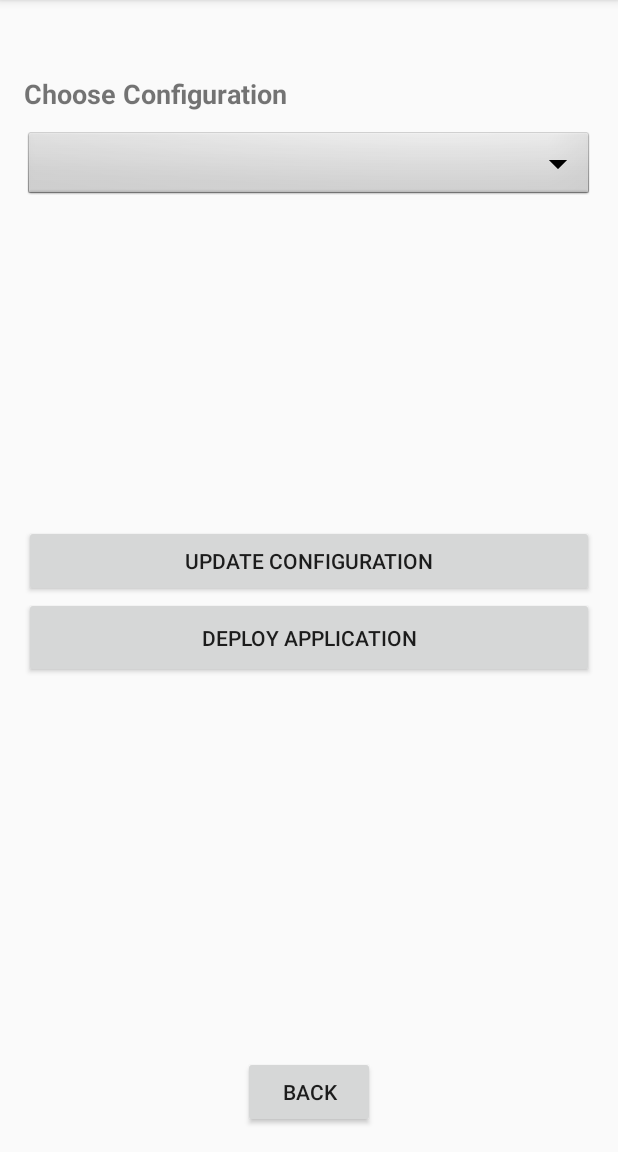
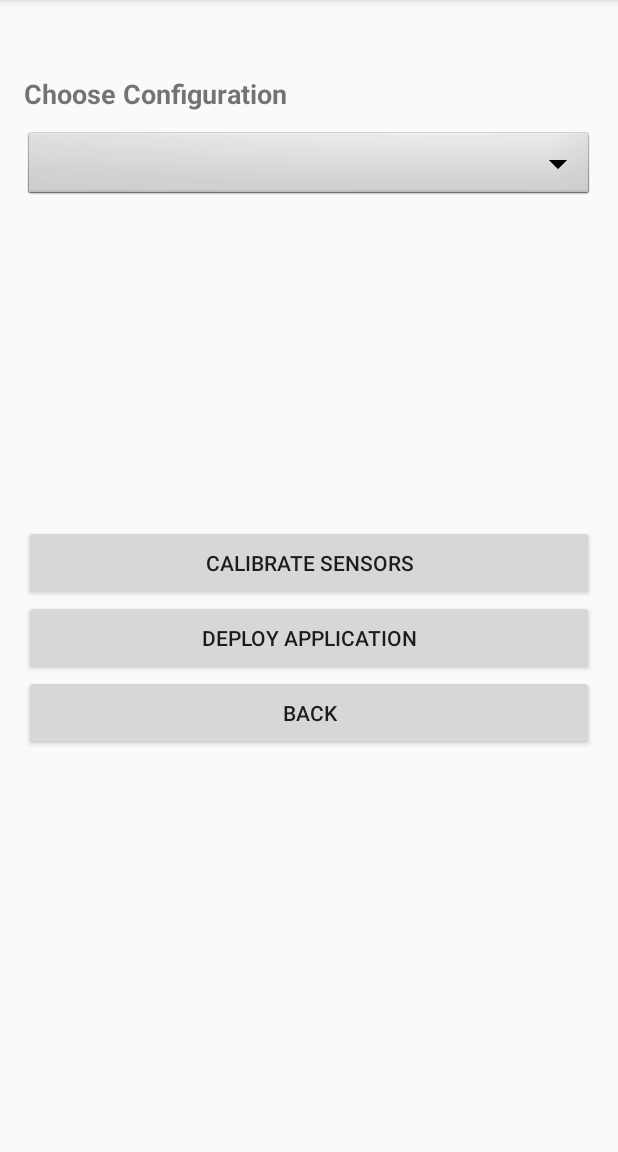
Before and after one commit to 9blue/ad-hoc-building-sensor-devices, an Android app: the ListActivity screen opened directly, with no data from a screen before it, on a phone screen of 412 x 824 dp, the part 84-1236 px from its top. Run offline under Robolectric (Android 15) with nearby library versions, the phone set to English and light mode, and no system bars; our stand-ins replace Firebase (no records; nobody signed in at launch, a user with empty details on screens opened directly); 2 statements that could not run were skipped.

Commit message:
light sensor calibration and camera queue number modification done

```diff
--- a/android/app/src/main/java/ini_google/ad_hoc_building_sensor_devices/mad_hoc/ui/ListActivity.java
+++ b/android/app/src/main/java/ini_google/ad_hoc_building_sensor_devices/mad_hoc/ui/ListActivity.java
@@ -1,7 +1,12 @@
 package ini_google.ad_hoc_building_sensor_devices.mad_hoc.ui;
 
 import android.app.Activity;
+import android.content.Context;
 import android.content.Intent;
+import android.hardware.Sensor;
+import android.hardware.SensorEvent;
+import android.hardware.SensorEventListener;
+import android.hardware.SensorManager;
 import android.os.Bundle;
 import android.support.v7.app.AppCompatActivity;
 import android.view.View;
@@ -23,6 +28,7 @@ import org.json.JSONException;
 import org.json.JSONObject;
 
 import java.util.ArrayList;
+import java.util.Date;
 import java.util.HashMap;
 import java.util.Iterator;
 import java.util.List;
@@ -31,7 +37,7 @@ import java.util.Map;
 import ini_google.ad_hoc_building_sensor_devices.R;
 import ini_google.ad_hoc_building_sensor_devices.mad_hoc.adapters.SensorListAdapter;
 
-public class ListActivity extends AppCompatActivity {
+public class ListActivity extends AppCompatActivity implements SensorEventListener{
     private Activity activity = this;
     SensorListAdapter listAdapter;
     ExpandableListView expListView;
@@ -40,11 +46,15 @@ public class ListActivity extends AppCompatActivity {
     HashMap<String, HashMap<String, List<Parameter>>> record;
     private TextView AppName;
     private String targetSensor = null;
-    private Button deployButton, confirmButton;
+    private Button deployButton, calibrateButton,backButton;
     private Spinner spinner;
+    private SensorManager mSensorManager;
+    private Sensor mSensor;
     private HashMap<String, String> lookupTable;
     private String configData,deviceConfig;
     private FirebaseDatabase database = FirebaseDatabase.getInstance();
+    private int calibrationCount;
+    private float minValue,maxValue,avgValue;
 
 
     @Override
@@ -53,12 +63,14 @@ public class ListActivity extends AppCompatActivity {
         setContentView(R.layout.activity_list);
         AppName = (TextView) findViewById(R.id.appView);
         deployButton = (Button) findViewById(R.id.deployButton);
-        confirmButton = (Button) findViewById(R.id.confirmButton);
+        calibrateButton = (Button) findViewById(R.id.calibrateButton);
         spinner = (Spinner)findViewById(R.id.spinner);
         lookupTable = new HashMap<String, String>();
         record = new HashMap<String, HashMap<String, List<Parameter>>>();
         deviceConfig = "";
         lookupTableInit(lookupTable);
+        mSensorManager = (SensorManager) getSystemService(Context.SENSOR_SERVICE);
+        mSensor = null;calibrationCount = 0;minValue =0 ;maxValue=0;avgValue=0;
 
         final Bundle bundle = getIntent().getExtras();
         configData = bundle.get("sensorConfig").toString();
@@ -94,16 +106,12 @@ public class ListActivity extends AppCompatActivity {
             }
         });
 
-        //dropdown.setSelection(((ArrayAdapter<String>)dropdown.getAdapter()).getPosition(items));
-
-        confirmButton.setOnClickListener(new View.OnClickListener() {
+        calibrateButton.setOnClickListener(new View.OnClickListener() {
             @Override
             public void onClick(View v) {
                //use firebase code to update json
-                listAdapter.updateVal();
-                UpdateJson(configData);
-                Toast.makeText(activity, "Value Updated Successfully", Toast.LENGTH_LONG).show();
-                record.put(targetSensor, listDataChild);
+                startCalibration();
+
             }
         });
 
@@ -127,13 +135,69 @@ public class ListActivity extends AppCompatActivity {
                 } else {
                     Toast.makeText(activity, "device configuration is empty", Toast.LENGTH_LONG).show();
                 }
-                // intent.putExtra("instanceID",bundle.get("instanceID").toString());
-                // set data back to firebase
-                // startActivity(intent);
             }
         });
 
     }
+    public void startCalibration(){
+        if(targetSensor.equals("light")){
+            mSensor = mSensorManager.getDefaultSensor(5);
+            mSensorManager.registerListener((SensorEventListener) this,mSensor,100000);
+
+        }
+        mSensor = null;
+    }
+
+    public void onSensorChanged(SensorEvent event) {
+        if (targetSensor.equals("light")) {
+            float sensor_value = event.values[0];
+            if(calibrationCount == 0)
+            {
+                minValue = sensor_value;
+                maxValue = sensor_value;
+                avgValue = sensor_value;
+            }
+                calibrationCount++;
+            if(sensor_value<minValue) minValue = sensor_value;
+            if(sensor_value>maxValue) maxValue = sensor_value;
+            avgValue+=sensor_value;
+
+        }
+        if(calibrationCount == 149)
+        {
+            calibrationCount =0;
+            avgValue = avgValue/150;
+            mSensorManager.unregisterListener(this);
+            setCalibraation();
+        }
+    }
+    public void setCalibraation(){
+
+        if(targetSensor.equals("light")){
+            try {
+                JSONObject lightconfig = (new JSONObject(configData)).getJSONObject("light");
+                lightconfig.put("threshold_upper",Math.round(maxValue));
+                lightconfig.put("threshold_lower",Math.round(minValue));
+                configData = ((new JSONObject(configData)).put("light",lightconfig)).toString();
+
+            } catch (JSONException e) {
+                e.printStackTrace();
+            }
+        }
+        prepareListData(configData);
+        listAdapter.updateVal();
+        UpdateJson(configData);
+        Toast.makeText(activity, "Sensos Calibrated Successfully", Toast.LENGTH_LONG).show();
+        record.put(targetSensor, listDataChild);
+        listAdapter = new SensorListAdapter(activity, targetSensor, listDataChild);
+        expListView.setAdapter(listAdapter);
+
+    }
+    @Override
+    public void onAccuracyChanged(Sensor sensor, int accuracy) {
+
+    }
+
 
     private void getHeader(ArrayList<String> listItem, String configData) {
         try {
--- a/android/app/src/main/java/ini_google/ad_hoc_building_sensor_devices/mad_hoc/ui/SensorActivity.java
+++ b/android/app/src/main/java/ini_google/ad_hoc_building_sensor_devices/mad_hoc/ui/SensorActivity.java
@@ -134,8 +134,8 @@ public class SensorActivity extends AppCompatActivity implements SensorEventList
                 if(parameterType.equals("CAMERA")){
                     Intent intent = new Intent(activity, MultiTrackerActivity.class);
 
-                    sensors.child(this.instanceID).child(parameter).child(((JSONObject)this.deviceConfig.get(parameter)).get("queue_number").toString()).child(device_id).setValue(true);
-                    intent.putExtra("sensor_url","install_sensors".concat("/").concat(this.instanceID).concat("/").concat(parameter).concat("/").concat(((JSONObject)this.deviceConfig.get(parameter)).get("queue_number").toString()).concat("/").concat(device_id));
+                    sensors.child(this.instanceID).child(parameter).child(device_id).child(((JSONObject)this.deviceConfig.get(parameter)).get("queue_number").toString()).setValue(true);
+                    intent.putExtra("sensor_url","install_sensors".concat("/").concat(this.instanceID).concat("/").concat(parameter).concat("/").concat(device_id).concat("/").concat(((JSONObject)this.deviceConfig.get(parameter)).get("queue_number").toString()));
                     intent.putExtra("instanceID", instanceID);
                     startActivity(intent);
                 }
--- a/android/app/src/main/res/layout/activity_list.xml
+++ b/android/app/src/main/res/layout/activity_list.xml
@@ -54,27 +54,28 @@
         android:id="@+id/sensorList"/>
 
         <Button
-            android:text="Update Configuration"
+            android:text="Calibrate Sensors"
             android:layout_width="match_parent"
-            android:layout_height="wrap_content"
-            android:id="@+id/confirmButton"/>
+            android:layout_height="50dp"
+            android:id="@+id/calibrateButton"/>
 
         <Button
             android:text="Deploy Application"
             android:layout_width="match_parent"
-            android:layout_height="54dp"
+            android:layout_height="50dp"
             android:id="@+id/deployButton"
             android:layout_alignParentStart="true"
             />
+        <Button
+            android:text="Back"
+            android:layout_width="match_parent"
+            android:layout_height="50dp"
+            android:layout_centerHorizontal="true"
+            android:id="@+id/backButton"
+            android:layout_alignParentBottom="true" />
 
     </LinearLayout>
 
-    <Button
-        android:text="Back"
-        android:layout_width="wrap_content"
-        android:layout_height="wrap_content"
-        android:layout_centerHorizontal="true"
-        android:id="@+id/button2"
-        android:layout_alignParentBottom="true" />
+
 
 </RelativeLayout>
```
